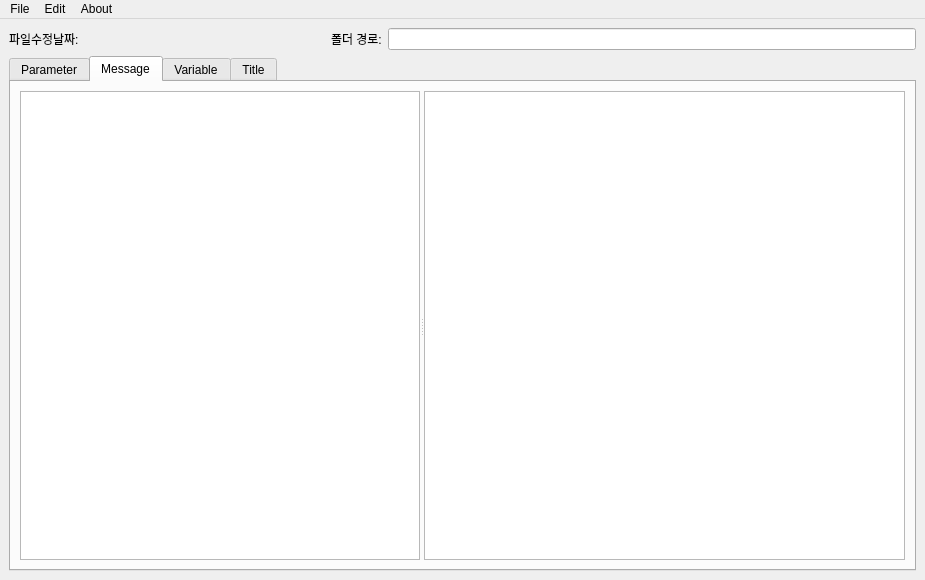
The window that mainwindow.ui (coreanq/table_editor3) describes before a commit, drawn with Qt 5.
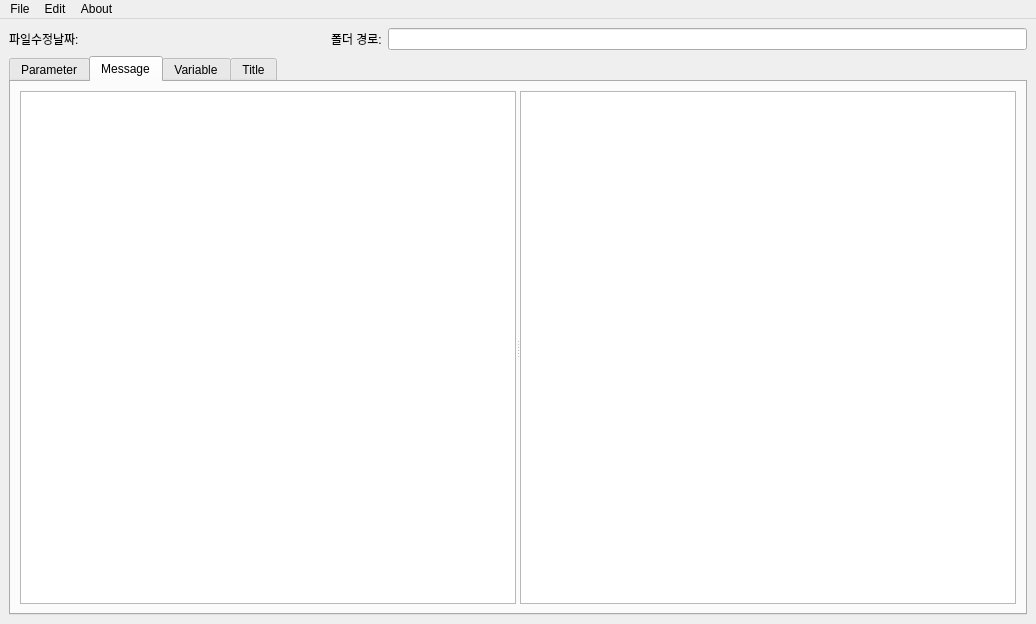
The same window after the commit. The open tabs and pages were chosen to show the change.

Diff of the .ui file:
```diff
--- a/mainwindow.ui
+++ b/mainwindow.ui
@@ -6,8 +6,8 @@
    <rect>
     <x>0</x>
     <y>0</y>
-    <width>925</width>
-    <height>580</height>
+    <width>1036</width>
+    <height>624</height>
    </rect>
   </property>
   <property name="windowTitle">
@@ -121,7 +121,7 @@
           <widget class="QSplitter" name="splitter_4">
            <property name="maximumSize">
             <size>
-             <width>400</width>
+             <width>500</width>
              <height>16777215</height>
             </size>
            </property>
@@ -131,7 +131,7 @@
            <widget class="QTableView" name="viewMsgInfo">
             <property name="maximumSize">
              <size>
-              <width>400</width>
+              <width>500</width>
               <height>16777215</height>
              </size>
             </property>
@@ -171,7 +171,7 @@
     <rect>
      <x>0</x>
      <y>0</y>
-     <width>925</width>
+     <width>1036</width>
      <height>21</height>
     </rect>
    </property>
```
